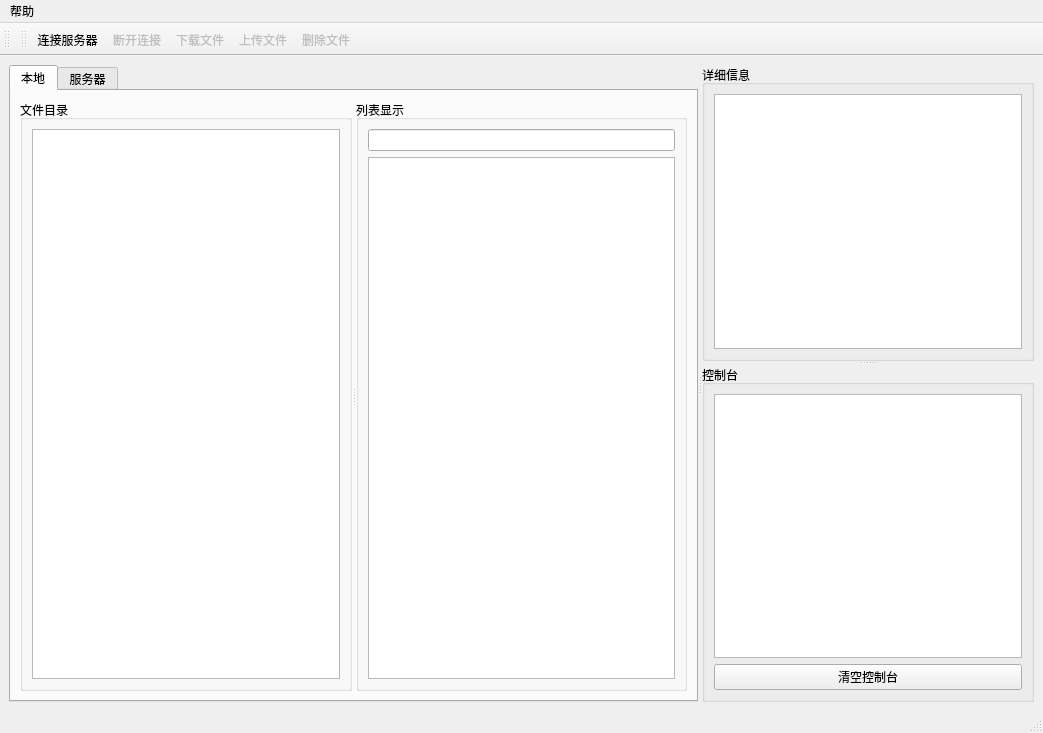
Before: the Qt Designer form src/FileClient/mainwindow.ui in coldowl/QtFileTransfer, drawn with Qt 5.
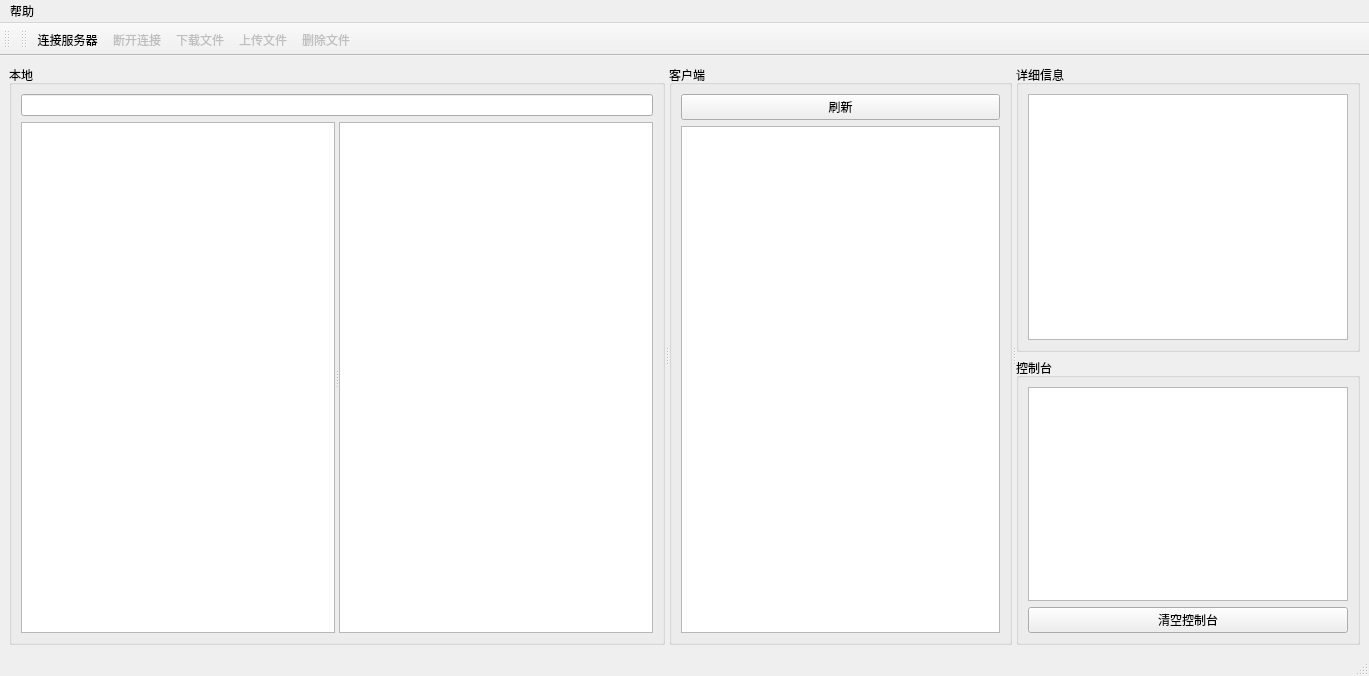
After: the same form once the commit is applied. The open tabs and pages were chosen to show the change.

```diff
--- a/src/FileClient/mainwindow.ui
+++ b/src/FileClient/mainwindow.ui
@@ -6,78 +6,69 @@
    <rect>
     <x>0</x>
     <y>0</y>
-    <width>1043</width>
-    <height>733</height>
+    <width>1369</width>
+    <height>676</height>
    </rect>
   </property>
   <property name="windowTitle">
    <string>MainWindow</string>
   </property>
   <widget class="QWidget" name="centralwidget">
-   <layout class="QGridLayout" name="gridLayout_3">
+   <layout class="QGridLayout" name="gridLayout_7">
+    <item row="0" column="0">
+     <widget class="QSplitter" name="splitter_3">
+      <property name="orientation">
+       <enum>Qt::Horizontal</enum>
+      </property>
+      <widget class="QWidget" name="widget" native="true">
+       <layout class="QGridLayout" name="gridLayout_6">
     <item row="0" column="0">
      <widget class="QSplitter" name="splitter_2">
       <property name="orientation">
        <enum>Qt::Horizontal</enum>
       </property>
-      <widget class="QTabWidget" name="tabWidget">
-       <property name="currentIndex">
-        <number>1</number>
-       </property>
-       <widget class="QWidget" name="tab_1">
-        <attribute name="title">
+          <widget class="QGroupBox" name="groupBox_3">
+           <property name="cursor">
+            <cursorShape>ArrowCursor</cursorShape>
+           </property>
+           <property name="mouseTracking">
+            <bool>false</bool>
+           </property>
+           <property name="styleSheet">
+            <string notr="true"/>
+           </property>
+           <property name="title">
          <string>本地</string>
-        </attribute>
-        <layout class="QGridLayout" name="gridLayout_2">
+           </property>
+           <property name="flat">
+            <bool>false</bool>
+           </property>
+           <property name="checkable">
+            <bool>false</bool>
+           </property>
+           <layout class="QGridLayout" name="gridLayout_3">
          <item row="0" column="0">
+             <widget class="QLineEdit" name="pathLineEdit"/>
+            </item>
+            <item row="1" column="0">
           <widget class="QSplitter" name="splitter">
            <property name="orientation">
             <enum>Qt::Horizontal</enum>
            </property>
-           <widget class="QGroupBox" name="groupBox_3">
-            <property name="title">
-             <string>文件目录</string>
-            </property>
-            <layout class="QGridLayout" name="gridLayout_9">
-             <item row="0" column="0">
               <widget class="QTreeView" name="treeView"/>
-             </item>
-            </layout>
-           </widget>
-           <widget class="QGroupBox" name="groupBox_2">
-            <property name="title">
-             <string>列表显示</string>
-            </property>
-            <layout class="QGridLayout" name="gridLayout_10">
-             <item row="0" column="0">
-              <widget class="QLineEdit" name="pathLineEdit"/>
-             </item>
-             <item row="1" column="0">
               <widget class="QListView" name="listView"/>
-             </item>
-            </layout>
-           </widget>
-          </widget>
+             </widget>
          </item>
         </layout>
        </widget>
-       <widget class="QWidget" name="tab_2">
-        <attribute name="title">
-         <string>服务器</string>
-        </attribute>
-        <layout class="QGridLayout" name="gridLayout_7">
-         <item row="1" column="0">
           <widget class="QGroupBox" name="groupBox">
            <property name="title">
-            <string>文件列表</string>
+            <string>客户端</string>
            </property>
-           <layout class="QGridLayout" name="gridLayout">
-            <item row="0" column="0">
+           <layout class="QGridLayout" name="gridLayout_5">
+            <item row="1" column="0">
              <widget class="QTreeView" name="treeView_2"/>
             </item>
-           </layout>
-          </widget>
-         </item>
          <item row="0" column="0">
           <widget class="QPushButton" name="pushButton">
            <property name="text">
@@ -88,28 +79,29 @@
         </layout>
        </widget>
       </widget>
-      <widget class="QWidget" name="widget" native="true">
-       <layout class="QGridLayout" name="gridLayout_12">
+        </item>
+       </layout>
+      </widget>
+      <widget class="QWidget" name="widget_2" native="true">
+       <layout class="QGridLayout" name="gridLayout_4">
         <item row="0" column="0">
-         <widget class="QSplitter" name="splitter_3">
-          <property name="orientation">
-           <enum>Qt::Vertical</enum>
-          </property>
           <widget class="QGroupBox" name="groupBox_4">
            <property name="title">
             <string>详细信息</string>
            </property>
-           <layout class="QGridLayout" name="gridLayout_11">
+          <layout class="QGridLayout" name="gridLayout">
             <item row="0" column="0">
              <widget class="QTextEdit" name="datailTextEdit"/>
             </item>
            </layout>
           </widget>
+        </item>
+        <item row="1" column="0">
           <widget class="QGroupBox" name="groupBox_5">
            <property name="title">
             <string>控制台</string>
            </property>
-           <layout class="QGridLayout" name="gridLayout_5">
+          <layout class="QGridLayout" name="gridLayout_2">
             <item row="0" column="0">
              <widget class="QTextBrowser" name="textBrowser"/>
             </item>
@@ -122,7 +114,6 @@
             </item>
            </layout>
           </widget>
-         </widget>
         </item>
        </layout>
       </widget>
@@ -136,7 +127,7 @@
     <rect>
      <x>0</x>
      <y>0</y>
-     <width>1043</width>
+     <width>1369</width>
      <height>25</height>
     </rect>
    </property>
```
Lines whose indentation alone changed are shown as unchanged.
